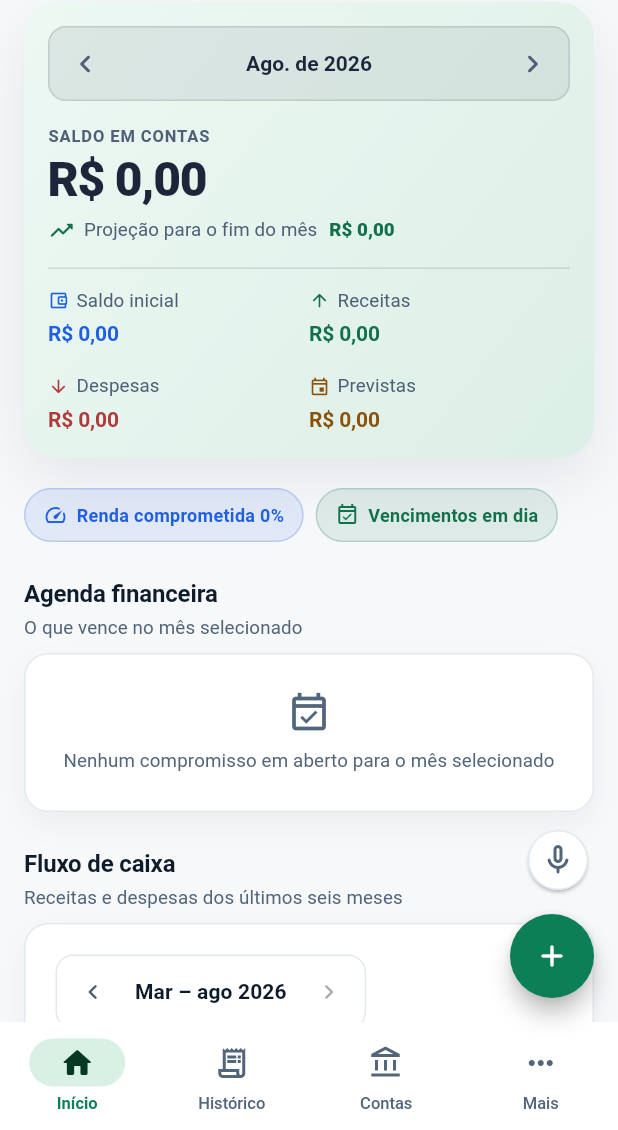
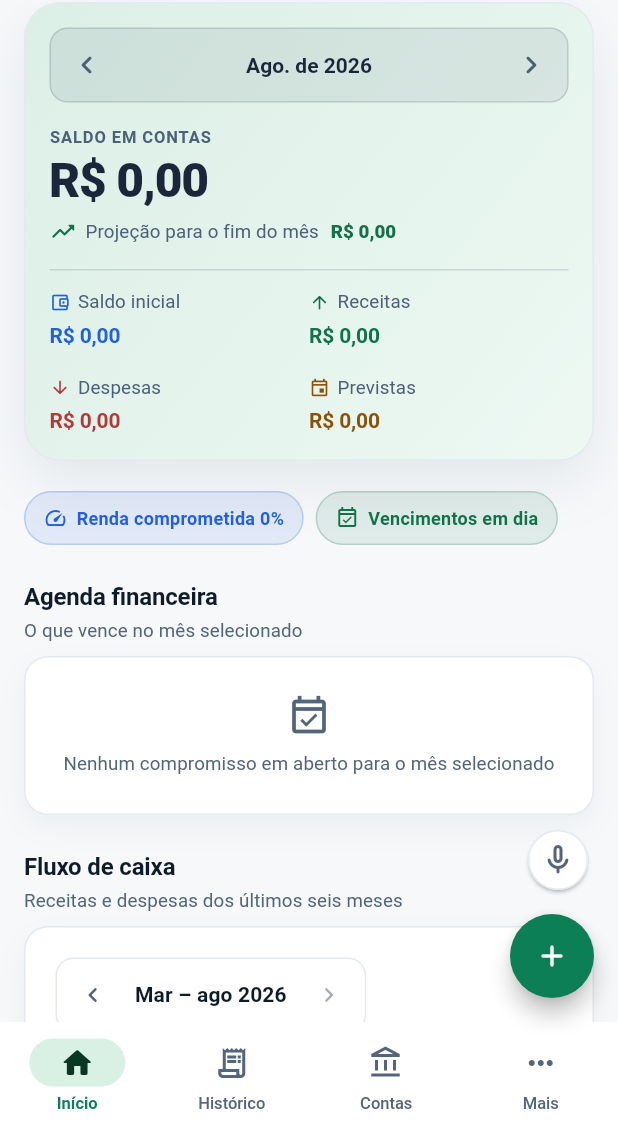
Before and after one commit to asanchezz01/HopeCash, a Flutter app: the DashboardScreen screen opened by its route, on a phone screen of 412 x 824 dp, the part 106-1236 px from its top. Run offline on Flutter 3.47's test engine with Material 3 defaults, Android fonts, the phone set to English and light mode, and no system bars; our stand-ins replace connectivity_plus, dio, drift, drift_flutter, firebase_core, firebase_messaging and 9 more; missing offline and left inert: excel, file_selector; accounts and stored records are empty; generated files the repository leaves out were written again.

Commit message:
Ajuste na cor do primeiro card do dashboard principal.

```diff
--- a/app/lib/presentation/screens/dashboard_screen.dart
+++ b/app/lib/presentation/screens/dashboard_screen.dart
@@ -1166,10 +1166,13 @@ class _BalancePanel extends StatelessWidget {
           padding: EdgeInsets.all(panelPadding),
           decoration: BoxDecoration(
             borderRadius: BorderRadius.circular(HopeRadius.xl),
+            border: Border.all(color: colors.softBorder),
             gradient: LinearGradient(
               begin: Alignment.topLeft,
               end: Alignment.bottomRight,
-              colors: [colors.heroStart, colors.heroEnd],
+              // O tom mais definido começa onde ficam o seletor e o saldo;
+              // assim o conteúdo não se perde no fundo da página.
+              colors: [colors.heroEnd, colors.heroStart],
             ),
             boxShadow: [
               BoxShadow(
```
